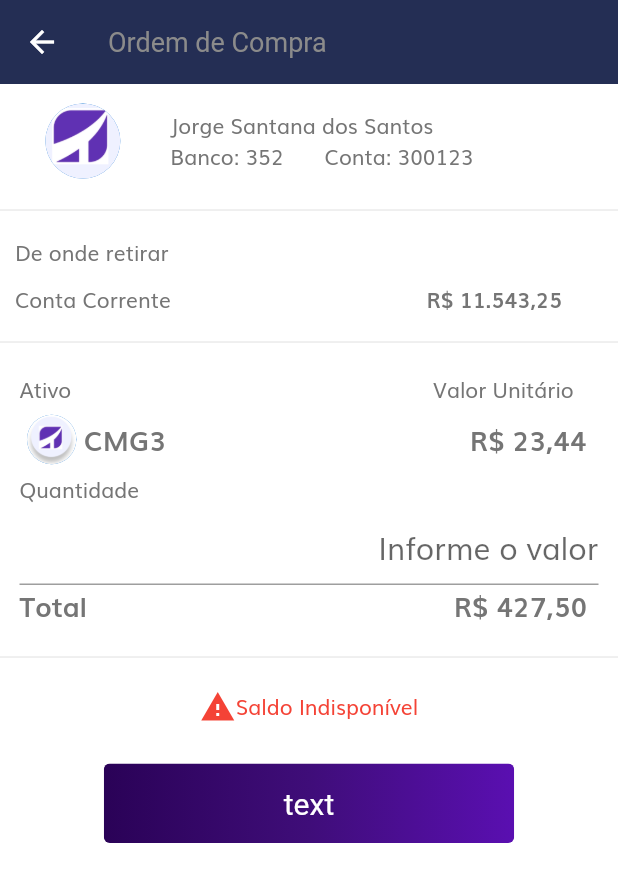
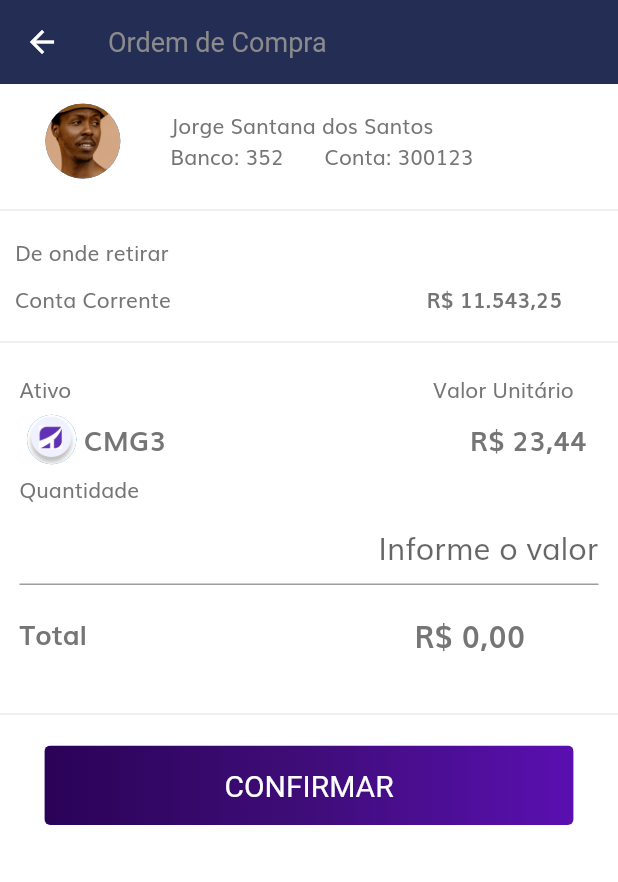
Before and after one commit to marcelomcdev/toro-bank-frontend-flutter, a Flutter app: the PurchaseOrderPage screen opened by its route, on a phone screen of 412 x 824 dp. Shown: the top 882 px of the screen. Run offline on Flutter 3.47's test engine with Material 2 defaults, Android fonts, the phone set to English and light mode, and no system bars; our stand-ins replace dartz, dio, flutter_modular; network calls fail.

Commit message:
Change purchase_validator component inside purchaseinfo component

```diff
--- a/toro_bank_frontend/lib/modules/presenters/pages/purchase/purchase-order/shop/components/body.dart
+++ b/toro_bank_frontend/lib/modules/presenters/pages/purchase/purchase-order/shop/components/body.dart
@@ -1,7 +1,6 @@
 import 'package:flutter/material.dart';
 import 'package:toro_bank_frontend/modules/presenters/pages/purchase/purchase-order/shop/components/balance_account_info.dart';
 import 'package:toro_bank_frontend/modules/presenters/pages/purchase/purchase-order/shop/components/purchase_info.dart';
-import 'package:toro_bank_frontend/modules/presenters/pages/purchase/purchase-order/shop/components/purchase_validator.dart';
 import 'package:toro_bank_frontend/modules/presenters/pages/purchase/purchase-order/shop/components/user_info.dart';
 import 'package:toro_bank_frontend/modules/presenters/pages/shared/components/default_button.dart';
 
@@ -13,6 +12,8 @@ class Body extends StatefulWidget {
 }
 
 class _BodyState extends State<Body> {
+  double actualBalance = 11543.25;
+
   @override
   Widget build(BuildContext context) {
     return SingleChildScrollView(
@@ -20,20 +21,21 @@ class _BodyState extends State<Body> {
         const UserInfo(
             name: 'Jorge Santana dos Santos',
             bank: 'Banco: 352',
-            account: 'Conta: 300123'),
+            account: 'Conta: 300123',
+            assetProfileImage: 'assets/images/Profile Image.png'),
         const Divider(),
-        const BalanceAccountInfo(
-          balance: 11543.25,
+        BalanceAccountInfo(
+          balance: actualBalance,
         ),
         const Divider(),
-        const PurchaseInfo(
+        PurchaseInfo(
           assetName: 'CMG3',
           value: 23.44,
+          actualBalance: actualBalance,
         ),
         const Divider(),
-        const PurchaseValidator(),
         DefaultButtom(
-          text: 'text',
+          text: 'CONFIRMAR',
           pressed: () {},
         ),
       ]),
--- a/toro_bank_frontend/lib/modules/presenters/pages/purchase/purchase-order/shop/components/purchase_info.dart
+++ b/toro_bank_frontend/lib/modules/presenters/pages/purchase/purchase-order/shop/components/purchase_info.dart
@@ -1,17 +1,51 @@
 import 'package:flutter/material.dart';
 import 'package:flutter/services.dart';
+import 'package:toro_bank_frontend/modules/presenters/helpers/format_helper.dart';
+import 'package:toro_bank_frontend/modules/presenters/pages/purchase/purchase-order/shop/components/purchase_validator.dart';
 
-class PurchaseInfo extends StatelessWidget {
+// ignore: must_be_immutable
+class PurchaseInfo extends StatefulWidget {
   final String assetName;
   final double value;
-  const PurchaseInfo({
+  final double actualBalance;
+
+  PurchaseInfo({
     Key? key,
     required this.assetName,
     required this.value,
+    required this.actualBalance,
   }) : super(key: key);
+
+  double total = 0;
+
+  @override
+  State<PurchaseInfo> createState() => _PurchaseInfoState();
+}
+
+class _PurchaseInfoState extends State<PurchaseInfo> {
+  double _total = 0;
+  double _actualBalance = 0;
+  bool _showValidator = false;
 
   @override
   Widget build(BuildContext context) {
+    var assetName = widget.assetName;
+    var assetValue = widget.value;
+
+    @override
+    void initState() {
+      super.initState();
+      _total = 0;
+      _actualBalance = widget.actualBalance;
+      _showValidator = false;
+    }
+
+    setState(() {});
+
+    double getTotal() {
+      return _total;
+    }
+
     return Container(
       margin: const EdgeInsets.all(0),
       padding: const EdgeInsets.all(13.0),
@@ -41,18 +75,20 @@ class PurchaseInfo extends StatelessWidget {
                 ),
               ),
             ),
-            const Expanded(
+            Expanded(
               flex: 6,
               child: Text(
-                'CMG3',
-                style: TextStyle(fontWeight: FontWeight.bold, fontSize: 18),
+                assetName,
+                style:
+                    const TextStyle(fontWeight: FontWeight.bold, fontSize: 18),
               ),
             ),
-            const Expanded(
+            Expanded(
               flex: 2,
               child: Text(
-                'R\$ 23,44',
-                style: TextStyle(fontWeight: FontWeight.bold, fontSize: 18),
+                FormatHelper().getCurrency(assetValue),
+                style:
+                    const TextStyle(fontWeight: FontWeight.bold, fontSize: 18),
               ),
             ),
           ],
@@ -74,6 +110,25 @@ class PurchaseInfo extends StatelessWidget {
                 onChanged: (String? value) {
                   //roda quando muda o valor
                   debugPrint(value);
+                  debugPrint('Total no inicio: $_total');
+                  debugPrint('---------COMPRANDO------------');
+                  debugPrint('Saldo antes da compra: ' +
+                      widget.actualBalance.toString());
+                  //debugPrint(widget.actualBalance.toString());
+
+                  setState(() {
+                    _total = (double.parse(value == null || value == ''
+                            ? '0'
+                            : value.toString()) *
+                        assetValue);
+                    _actualBalance = widget.actualBalance - _total;
+                  });
+
+                  debugPrint('---------FINALIZANDO------------');
+                  debugPrint('Total no fim: $_total');
+                  debugPrint('Saldo depois da compra: $_actualBalance');
+
+                  _showValidator = (_actualBalance < 0);
                 },
                 style: const TextStyle(
                     fontWeight: FontWeight.normal, fontSize: 20),
@@ -81,24 +136,34 @@ class PurchaseInfo extends StatelessWidget {
             ),
           ],
         ),
-        Row(
-          children: const [
-            Expanded(
-              flex: 3,
+        Padding(
+          padding: const EdgeInsets.symmetric(vertical: 18.0),
+          child: Row(
+            children: [
+              const Expanded(
+                flex: 5,
                 child: Text(
                   'Total',
                   style: TextStyle(fontWeight: FontWeight.bold, fontSize: 18),
                 ),
               ),
               Expanded(
-              flex: 1,
-              child: Text(
-                'R\$ 427,50',
-                style: TextStyle(fontWeight: FontWeight.bold, fontSize: 18),
+                  flex: 4,
+                  child: Column(
+                    mainAxisAlignment: MainAxisAlignment.end,
+                    children: [
+                      Text(
+                        FormatHelper().getCurrency(_total),
+                        textAlign: TextAlign.end,
+                        style: const TextStyle(
+                            fontWeight: FontWeight.bold, fontSize: 20),
+                      ),
+                    ],
+                  )),
+            ],
           ),
         ),
-          ],
-        ),
+        if (_showValidator) const PurchaseValidator() else Container()
       ]),
     );
   }
```
Lines whose indentation alone changed are shown as unchanged.
